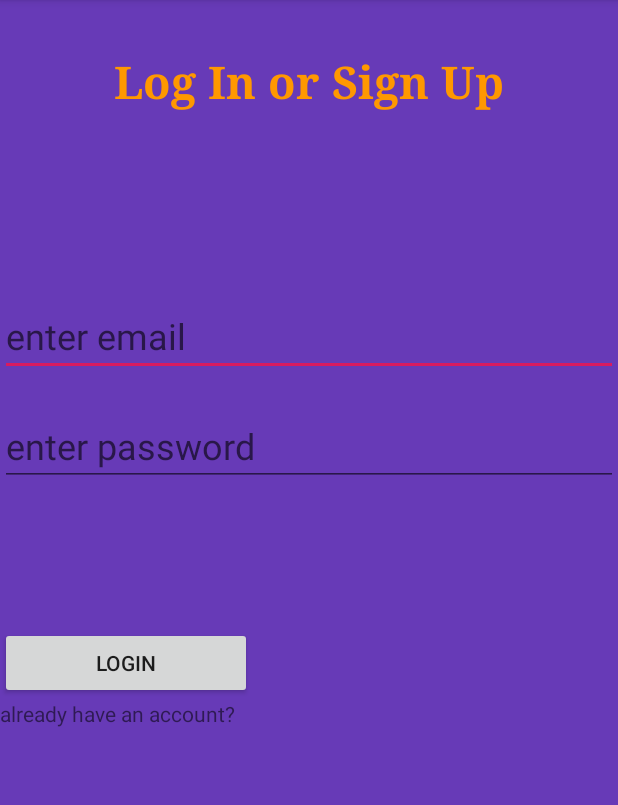
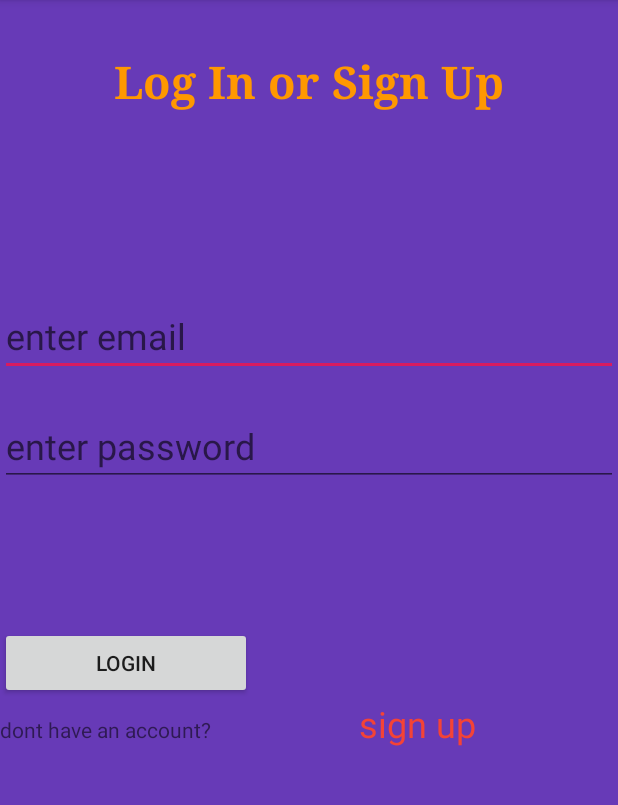
Before and after one commit to Arnab-Shanta-Anu/android-app, an Android app: the screen it shows after launch (MainActivity), on a phone screen of 412 x 824 dp, the part 84-889 px from its top. Run offline under Robolectric (Android 15) with nearby library versions, the phone set to English and light mode, and no system bars.

Commit message:
minor changes

```diff
--- a/app/src/main/java/com/example/jobbank/MainActivity.java
+++ b/app/src/main/java/com/example/jobbank/MainActivity.java
@@ -4,6 +4,7 @@ import android.content.Intent;
 import android.os.Bundle;
 import android.view.View;
 import android.widget.Button;
+import android.widget.TextView;
 
 import androidx.appcompat.app.AppCompatActivity;
 
@@ -11,6 +12,7 @@ public class MainActivity extends AppCompatActivity {
 
     Intent intent;
     Button btnLogin;
+    TextView tvSignUp;
     @Override
     protected void onCreate(Bundle savedInstanceState) {
         super.onCreate(savedInstanceState);
@@ -18,6 +20,7 @@ public class MainActivity extends AppCompatActivity {
 
         btnLogin = findViewById(R.id.btnLogIn);
         intent = new Intent(this, HomeActivity.class);
+        tvSignUp = findViewById(R.id.tvSignUp);
 
         btnLogin.setOnClickListener(new View.OnClickListener() {
             @Override
@@ -25,5 +28,11 @@ public class MainActivity extends AppCompatActivity {
                 startActivity(intent);
             }
         });
+        tvSignUp.setOnClickListener(new View.OnClickListener() {
+            @Override
+            public void onClick(View v) {
+                startActivity(intent);
+            }
+        });
     }
 }
--- a/app/src/main/res/layout/activity_main.xml
+++ b/app/src/main/res/layout/activity_main.xml
@@ -56,10 +56,27 @@
         android:layout_height="wrap_content"
         android:text="Login" />
 
-    <TextView
-        android:id="@+id/textView2"
+    <LinearLayout
         android:layout_width="match_parent"
         android:layout_height="wrap_content"
-        android:text="already have an account? " />
+        android:orientation="horizontal">
+
+        <TextView
+            android:id="@+id/textView2"
+            android:layout_width="wrap_content"
+            android:layout_height="wrap_content"
+            android:text="dont have an account? " />
+
+        <TextView
+            android:id="@+id/tvSignUp"
+            android:layout_width="match_parent"
+            android:layout_height="wrap_content"
+            android:clickable="true"
+            android:gravity="center"
+            android:text="sign up"
+            android:textColor="#F44336"
+            android:textSize="24sp" />
+
+    </LinearLayout>
 
 </LinearLayout>
```
